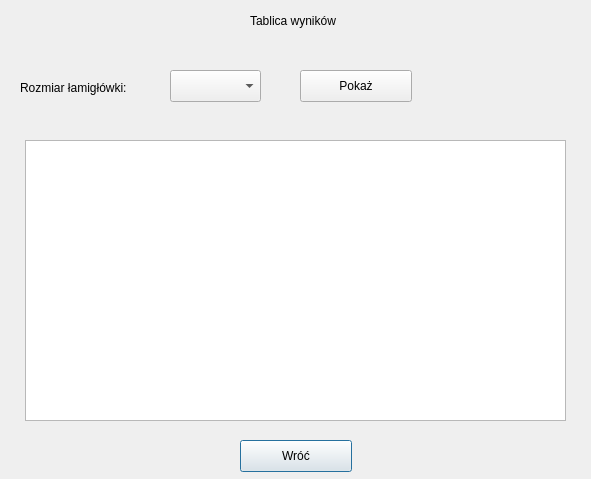
Before: the Qt Designer form resultswindow.ui in mpaluch1/slides_puzzle, drawn with Qt 5.
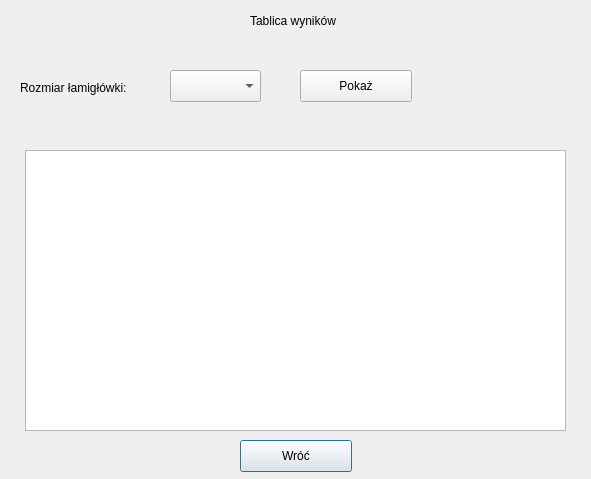
After: the same form once the commit is applied.

Commit message: Display results table

```diff
--- a/resultswindow.ui
+++ b/resultswindow.ui
@@ -75,11 +75,11 @@
     <string>Pokaż</string>
    </property>
   </widget>
-  <widget class="QTableView" name="results_table_view">
+  <widget class="QTableWidget" name="results_table">
    <property name="geometry">
     <rect>
      <x>25</x>
-     <y>140</y>
+     <y>150</y>
      <width>541</width>
      <height>281</height>
     </rect>
```
The commit also changes 13 other files.
